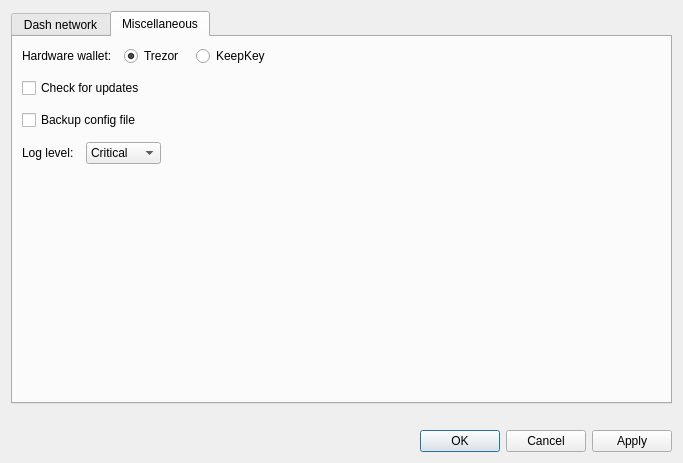
Bertrand256/dash-masternode-tool, file src/ui/ui_config_dlg.ui: the form before one commit.
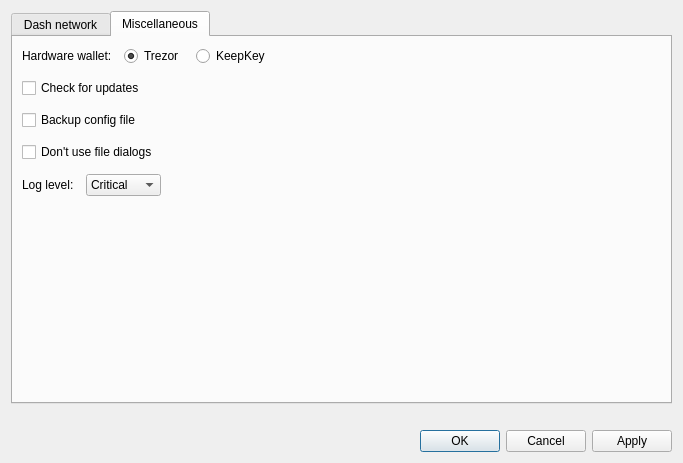
The form after the commit. The open tabs and pages were chosen to show the change.

Commit message: Config option of not using QFileDialog.

```diff
--- a/src/ui/ui_config_dlg.ui
+++ b/src/ui/ui_config_dlg.ui
@@ -341,6 +341,16 @@
          </property>
         </widget>
        </item>
+       <item>
+        <widget class="QCheckBox" name="chbDontUseFileDialogs">
+         <property name="toolTip">
+          <string/>
+         </property>
+         <property name="text">
+          <string>Don't use file dialogs</string>
+         </property>
+        </widget>
+       </item>
        <item>
         <layout class="QHBoxLayout" name="hlLogLevel">
          <item>
```
Left out of the diff: 13 changed lines with no effect on the pictures. The commit also changes 11 other files.
